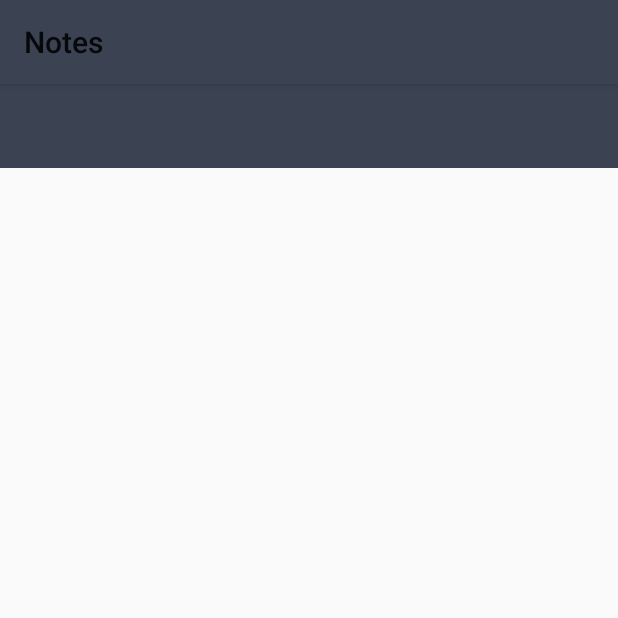
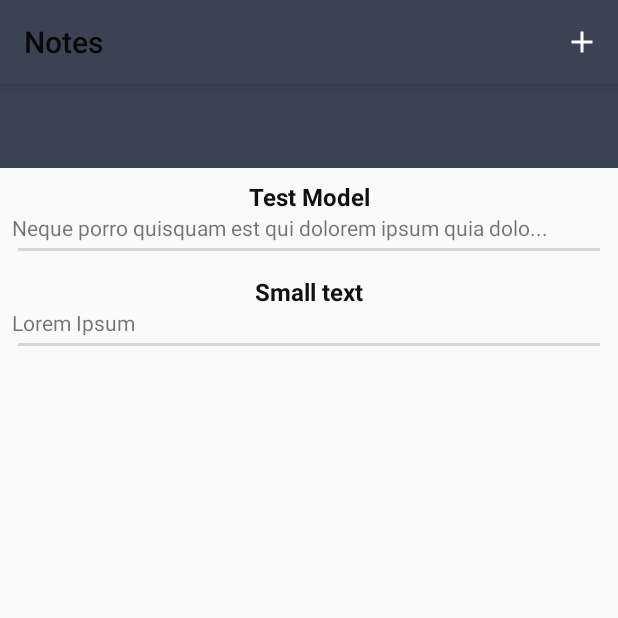
Before and after one commit to YuriZhuravlev/BoredApp, an Android app: the fragment NotesFragment placed in its activity, on a phone screen of 412 x 824 dp, the top half of it. Run offline under Robolectric (Android 15) with nearby library versions, the phone set to English and light mode, and no system bars; our stand-ins replace RxJava; libraries missing offline, so code that uses them is left out: com.mikepenz.materialdrawer; network calls fail; 2 statements that could not run were skipped.

Commit message:
RecyclerView для заметок

```diff
--- /dev/null
+++ b/app/src/main/java/com/example/boredapp/model/NoteModel.kt
@@ -0,0 +1,19 @@
+package com.example.boredapp.model
+
+import java.util.*
+
+
+class NoteModel(private val title: String, private var text: String, private val link: String="") {
+    //todo
+    private var timeLastChange: String = Date().time.toString()
+
+    fun getTitle(): String = title
+    fun getText(): String = text
+    fun getInfo(): String {
+        if (text.length > 55) {
+            return text.substring(0, 52) + "..."
+        } else {
+            return text
+        }
+    }
+}
--- a/app/src/main/java/com/example/boredapp/ui/fragments/ActivityFragment.java
+++ b/app/src/main/java/com/example/boredapp/ui/fragments/ActivityFragment.java
@@ -7,6 +7,9 @@ import android.os.Bundle;
 import androidx.annotation.NonNull;
 import androidx.fragment.app.Fragment;
 import android.view.LayoutInflater;
+import android.view.Menu;
+import android.view.MenuInflater;
+import android.view.MenuItem;
 import android.view.View;
 import android.view.ViewGroup;
 import android.widget.AdapterView;
@@ -116,7 +119,7 @@ public class ActivityFragment extends Fragment {
 
     private void initSpinner() {
         String[] typeArray = getResources().getStringArray(R.array.TypeActivity);
-        SpinnerAdapter spinnerAdapter = new ArrayAdapter<>(getActivity(), R.layout.dropdown_item, typeArray);
+        SpinnerAdapter spinnerAdapter = new ArrayAdapter<>(getActivity(), R.layout.item_dropdown, typeArray);
 
         mSpinnerType.setAdapter(spinnerAdapter);
         mSpinnerType.setOnItemSelectedListener(new AdapterView.OnItemSelectedListener() {
@@ -235,4 +238,23 @@ public class ActivityFragment extends Fragment {
         }
     }
 
+    @Override
+    public void onCreateOptionsMenu(@NonNull Menu menu, @NonNull MenuInflater inflater) {
+        inflater.inflate(R.menu.activity_menu, menu);
+        super.onCreateOptionsMenu(menu, inflater);
+    }
+
+    @Override
+    public boolean onOptionsItemSelected(@NonNull MenuItem item) {
+        switch (item.getItemId()) {
+            case R.id.menu_item_help: {
+                getFragmentManager().beginTransaction()
+                        .addToBackStack(null)
+                        .replace(R.id.fragment_container, new HelpFragment())
+                        .commit();
+                break;
+            }
+        }
+        return super.onOptionsItemSelected(item);
+    }
 }
--- a/app/src/main/java/com/example/boredapp/ui/fragments/help/HelpPagerAdapter.java
+++ b/app/src/main/java/com/example/boredapp/ui/fragments/help/HelpPagerAdapter.java
@@ -17,7 +17,7 @@ public class HelpPagerAdapter extends RecyclerView.Adapter<PagerViewHolder> {
     @NonNull
     @Override
     public PagerViewHolder onCreateViewHolder(@NonNull ViewGroup parent, int viewType) {
-        return new PagerViewHolder(LayoutInflater.from(parent.getContext()).inflate(R.layout.page_item, parent, false));
+        return new PagerViewHolder(LayoutInflater.from(parent.getContext()).inflate(R.layout.item_page, parent, false));
     }
 
     @Override
--- /dev/null
+++ b/app/src/main/java/com/example/boredapp/ui/fragments/notes/NotesAdapter.kt
@@ -0,0 +1,22 @@
+package com.example.boredapp.ui.fragments.notes
+
+import android.view.LayoutInflater
+import android.view.ViewGroup
+import androidx.recyclerview.widget.RecyclerView
+import com.example.boredapp.R
+import com.example.boredapp.model.NoteModel
+
+class NotesAdapter(list: List<NoteModel>) : RecyclerView.Adapter<NotesViewHolder>() {
+    val mList = list
+
+    override fun onCreateViewHolder(parent: ViewGroup, viewType: Int): NotesViewHolder {
+        return NotesViewHolder(LayoutInflater.from(parent.context).inflate(R.layout.item_note, parent, false))
+    }
+
+    override fun onBindViewHolder(holder: NotesViewHolder, position: Int) {
+        holder.title.text = mList[position].getTitle()
+        holder.info.text = mList[position].getInfo()
+    }
+
+    override fun getItemCount(): Int = mList.size
+}
--- a/app/src/main/java/com/example/boredapp/ui/fragments/notes/NotesFragment.kt
+++ b/app/src/main/java/com/example/boredapp/ui/fragments/notes/NotesFragment.kt
@@ -1,12 +1,46 @@
 package com.example.boredapp.ui.fragments.notes
 
+import android.os.Bundle
+import android.view.*
 import androidx.fragment.app.Fragment
+import androidx.recyclerview.widget.RecyclerView
 import com.example.boredapp.R
+import com.example.boredapp.model.NoteModel
 
-class NotesFragment : Fragment(R.layout.fragment_notes) {
+class NotesFragment : Fragment() {
+    private lateinit var mRecyclerView: RecyclerView
+    private lateinit var mAdapter: NotesAdapter
+
+    override fun onCreate(savedInstanceState: Bundle?) {
+        setHasOptionsMenu(true)
+        super.onCreate(savedInstanceState)
+    }
+
+    override fun onCreateView(inflater: LayoutInflater, container: ViewGroup?, savedInstanceState: Bundle?): View? {
+        val v = inflater.inflate(R.layout.fragment_notes, container, false)
+        mRecyclerView = v.findViewById(R.id.notes_recycler_view)
+        return v
+    }
 
     override fun onResume() {
         super.onResume()
         activity?.title = getString(R.string.notes)
+        mAdapter = NotesAdapter(listOf(NoteModel("Test Model", "Neque porro quisquam est qui dolorem ipsum quia dolor sit amet, consectetur, adipisci velit"),
+                NoteModel("Small text", "Lorem Ipsum")))
+        mRecyclerView.adapter = mAdapter
+    }
+
+    override fun onCreateOptionsMenu(menu: Menu, inflater: MenuInflater) {
+        inflater.inflate(R.menu.notes_menu, menu)
+        super.onCreateOptionsMenu(menu, inflater)
+    }
+
+    override fun onOptionsItemSelected(item: MenuItem): Boolean {
+        when (item.itemId) {
+            R.id.notes_menu_item_add -> {
+                //TODO Add note
+            }
+        }
+        return super.onOptionsItemSelected(item)
     }
 }
--- /dev/null
+++ b/app/src/main/java/com/example/boredapp/ui/fragments/notes/NotesViewHolder.kt
@@ -0,0 +1,11 @@
+package com.example.boredapp.ui.fragments.notes
+
+import android.view.View
+import android.widget.TextView
+import androidx.recyclerview.widget.RecyclerView
+import com.example.boredapp.R
+
+class NotesViewHolder(itemView: View) : RecyclerView.ViewHolder(itemView) {
+    val title: TextView = itemView.findViewById(R.id.item_note_title)
+    val info: TextView = itemView.findViewById(R.id.item_note_info)
+}
--- a/app/src/main/java/com/example/boredapp/ui/objects/AppDrawer.kt
+++ b/app/src/main/java/com/example/boredapp/ui/objects/AppDrawer.kt
@@ -35,7 +35,7 @@ class AppDrawer(activity: MainActivity) {
                         PrimaryDrawerItem().withIdentifier(102)
                                 .withIconTintingEnabled(true)
                                 .withName(R.string.my_notes)
-                                .withIcon(R.drawable.ic_launcher_background)
+                                .withIcon(R.drawable.ic_notes)
                                 .withSelectable(false),
                         PrimaryDrawerItem().withIdentifier(103)
                                 .withIconTintingEnabled(true)
--- /dev/null
+++ b/app/src/main/res/drawable/ic_add.xml
@@ -0,0 +1,5 @@
+<vector android:height="24dp" android:tint="#FFFFFF"
+    android:viewportHeight="24" android:viewportWidth="24"
+    android:width="24dp" xmlns:android="http://schemas.android.com/apk/res/android">
+    <path android:fillColor="@android:color/white" android:pathData="M19,13h-6v6h-2v-6H5v-2h6V5h2v6h6v2z"/>
+</vector>
--- /dev/null
+++ b/app/src/main/res/drawable/ic_notes.xml
@@ -0,0 +1,5 @@
+<vector android:height="24dp" android:tint="#FFFFFF"
+    android:viewportHeight="24" android:viewportWidth="24"
+    android:width="24dp" xmlns:android="http://schemas.android.com/apk/res/android">
+    <path android:fillColor="@android:color/white" android:pathData="M22,24H2v-4h20V24zM13.06,5.19l3.75,3.75L7.75,18H4v-3.75L13.06,5.19zM17.88,7.87l-3.75,-3.75l1.83,-1.83c0.39,-0.39 1.02,-0.39 1.41,0l2.34,2.34c0.39,0.39 0.39,1.02 0,1.41L17.88,7.87z"/>
+</vector>
--- a/app/src/main/res/layout/fragment_notes.xml
+++ b/app/src/main/res/layout/fragment_notes.xml
@@ -1,6 +1,16 @@
 <?xml version="1.0" encoding="utf-8"?>
-<androidx.constraintlayout.widget.ConstraintLayout
-    xmlns:android="http://schemas.android.com/apk/res/android" android:layout_width="match_parent"
-    android:layout_height="match_parent">
+<androidx.constraintlayout.widget.ConstraintLayout xmlns:android="http://schemas.android.com/apk/res/android"
+    xmlns:app="http://schemas.android.com/apk/res-auto"
+    android:layout_width="match_parent"
+    android:layout_height="match_parent"
+    xmlns:tools="http://schemas.android.com/tools">
+
+    <androidx.recyclerview.widget.RecyclerView
+        android:id="@+id/notes_recycler_view"
+        android:layout_width="match_parent"
+        android:layout_height="match_parent"
+        app:layout_constraintTop_toTopOf="parent"
+        tools:listitem="@layout/item_note"
+        app:layoutManager="androidx.recyclerview.widget.LinearLayoutManager"/>
 
 </androidx.constraintlayout.widget.ConstraintLayout>
--- /dev/null
+++ b/app/src/main/res/layout/item_note.xml
@@ -0,0 +1,30 @@
+<?xml version="1.0" encoding="utf-8"?>
+<androidx.constraintlayout.widget.ConstraintLayout xmlns:android="http://schemas.android.com/apk/res/android"
+    xmlns:app="http://schemas.android.com/apk/res-auto"
+    xmlns:tools="http://schemas.android.com/tools"
+    android:layout_width="match_parent"
+    android:layout_height="wrap_content"
+    android:layout_margin="@dimen/normal_margin">
+
+    <TextView
+        android:id="@+id/item_note_title"
+        style="@style/item_note_title"
+        android:layout_width="match_parent"
+        android:layout_height="wrap_content"
+        app:layout_constraintTop_toTopOf="parent"
+        tools:text="Learn Kotlin" />
+
+    <TextView
+        android:id="@+id/item_note_info"
+        android:layout_width="match_parent"
+        android:layout_height="wrap_content"
+        app:layout_constraintTop_toBottomOf="@id/item_note_title"
+        tools:text="Learn Kotlin in android development" />
+
+    <View
+        android:layout_width="match_parent"
+        android:layout_height="2dp"
+        android:layout_margin="@dimen/small_margin"
+        android:background="@color/material_drawer_divider"
+        app:layout_constraintTop_toBottomOf="@id/item_note_info" />
+</androidx.constraintlayout.widget.ConstraintLayout>
--- /dev/null
+++ b/app/src/main/res/menu/activity_menu.xml
@@ -0,0 +1,9 @@
+<?xml version="1.0" encoding="utf-8"?>
+<menu xmlns:android="http://schemas.android.com/apk/res/android"
+    xmlns:app="http://schemas.android.com/apk/res-auto">
+    <item
+        android:id="@+id/menu_item_help"
+        android:icon="@drawable/ic_help"
+        android:title="@string/help"
+        app:showAsAction="always"/>
+</menu>
--- a/app/src/main/res/menu/menu.xml
+++ /dev/null
@@ -1,19 +0,0 @@
-<?xml version="1.0" encoding="utf-8"?>
-<menu xmlns:android="http://schemas.android.com/apk/res/android"
-    xmlns:app="http://schemas.android.com/apk/res-auto">
-    <item
-        android:id="@+id/menu_item_help"
-        android:icon="@drawable/ic_help"
-        android:title="@string/help"
-        app:showAsAction="always"/>
-    <item
-        android:id="@+id/menu_item_about"
-        android:icon="@drawable/ic_about"
-        android:title="@string/about"
-        app:showAsAction="always" />
-    <item
-        android:id="@+id/menu_item_theme_change"
-        android:icon="@drawable/ic_dark_theme"
-        android:title="@string/dark_theme"
-        app:showAsAction="ifRoom" />
-</menu>
--- /dev/null
+++ b/app/src/main/res/menu/notes_menu.xml
@@ -0,0 +1,9 @@
+<?xml version="1.0" encoding="utf-8"?>
+<menu xmlns:android="http://schemas.android.com/apk/res/android"
+    xmlns:app="http://schemas.android.com/apk/res-auto">
+    <item
+        android:id="@+id/notes_menu_item_add"
+        android:icon="@drawable/ic_add"
+        android:title="@string/add"
+        app:showAsAction="always"/>
+</menu>
--- /dev/null
+++ b/app/src/main/res/values-night/colors.xml
@@ -0,0 +1,5 @@
+<?xml version="1.0" encoding="utf-8"?>
+<resources>
+
+    <color name="colorTextTitle">#EEEEEE</color>
+</resources>
--- a/app/src/main/res/values/colors.xml
+++ b/app/src/main/res/values/colors.xml
@@ -20,4 +20,5 @@
     <color name="colorPrimary">@color/nord1</color>
     <color name="colorPrimaryDark">@color/nord0</color>
     <color name="colorAccent">@color/nord9</color>
+    <color name="colorTextTitle">#111111</color>
 </resources>
--- a/app/src/main/res/values/strings.xml
+++ b/app/src/main/res/values/strings.xml
@@ -16,4 +16,5 @@
     <string name="notes">Notes</string>
     <string name="my_notes">My notes</string>
     <string name="change_theme">Change theme</string>
+    <string name="add">Add note</string>
 </resources>
--- a/app/src/main/res/values/styles.xml
+++ b/app/src/main/res/values/styles.xml
@@ -13,6 +13,14 @@
         <item name="android:textSize">18sp</item>
         <item name="android:textStyle">bold</item>
         <item name="android:textAllCaps">true</item>
+        <item name="android:textColor">@color/colorTextTitle</item>
+    </style>
+
+    <style name="item_note_title">
+        <item name="android:textSize">16sp</item>
+        <item name="android:textStyle">bold</item>
+        <item name="android:gravity">center</item>
+        <item name="android:textColor">@color/colorTextTitle</item>
     </style>
 
     <style name="mainToolbar">
```
Also changed, not shown: app/src/main/res/layout/item_dropdown.xml (renamed from app/src/main/res/layout/dropdown_item.xml), app/src/main/res/layout/item_page.xml (renamed from app/src/main/res/layout/page_item.xml).
